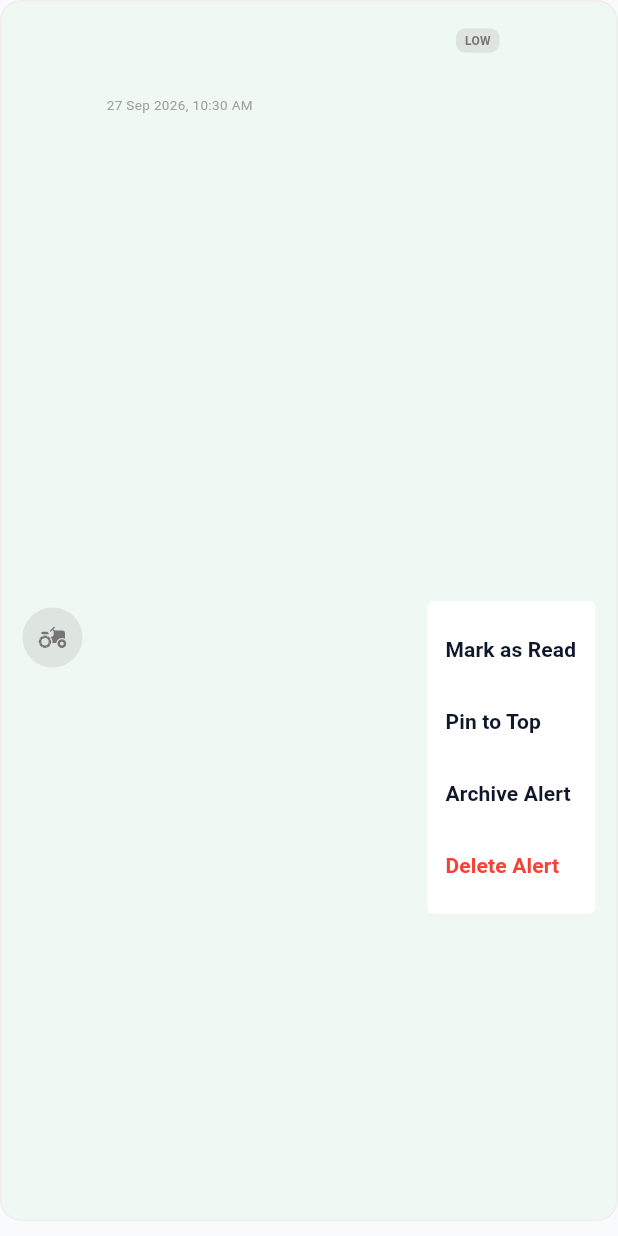
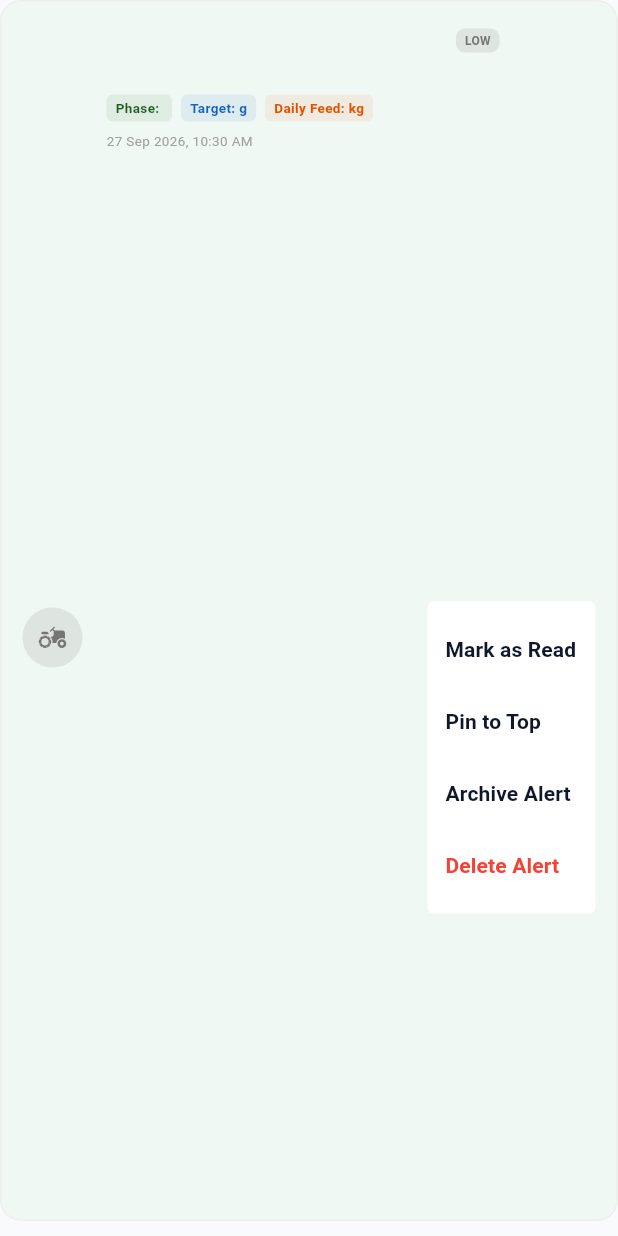
Before and after one commit to Muthudeenathayalan/FlockSense, a Flutter app: the NotificationCard widget shown alone on an empty page, opened directly with empty values, after a tap on the "more vert" icon, on a phone screen of 412 x 824 dp. Run offline on Flutter 3.47's test engine with Material 3 defaults, Android fonts, the phone set to English and light mode, and no system bars; our stand-ins replace cloud_firestore, cloud_functions, file_picker, firebase_auth, firebase_core, firebase_messaging and 15 more; missing offline and left inert: excel; accounts and stored records are empty.

Commit message:
feat(notifications): add collapsible recommendation details and data entry action buttons

```diff
--- a/repo/FlockSense/lib/features/notifications/presentation/widgets/notification_card.dart
+++ b/repo/FlockSense/lib/features/notifications/presentation/widgets/notification_card.dart
@@ -53,12 +53,42 @@ class NotificationCard extends StatelessWidget {
     }
   }
 
+  Widget _buildBadge(String text, Color color) {
+    return Container(
+      padding: const EdgeInsets.symmetric(horizontal: 6, vertical: 2),
+      decoration: BoxDecoration(
+        color: color.withAlpha(20),
+        borderRadius: BorderRadius.circular(4),
+      ),
+      child: Text(
+        text,
+        style: TextStyle(
+          fontSize: 9,
+          fontWeight: FontWeight.bold,
+          color: color,
+        ),
+      ),
+    );
+  }
+
   @override
   Widget build(BuildContext context) {
     final priorityColor = _getPriorityColor(notification.priority);
     final icon = _getTypeIcon(notification.type);
     final isUnread = notification.status == NotificationStatus.unread;
     final isPinned = notification.status == NotificationStatus.pinned;
+
+    final metadata = notification.metadata ?? {};
+    final rawRecs = metadata['recommendations'];
+    final recommendations = rawRecs is List
+        ? rawRecs.map((e) => e.toString()).toList()
+        : <String>[];
+    final hasRecommendations = recommendations.isNotEmpty;
+    final phase = metadata['phase']?.toString();
+    final targetWeight = metadata['targetWeightGrams'];
+    final feedTarget = metadata['totalEstimatedFeedKg'];
+    final isDailyRecordPrompt = notification.id.startsWith('daily_record_pending') ||
+        notification.actionUrl == '/daily-record';
 
     return Container(
       margin: const EdgeInsets.only(bottom: 10),
@@ -81,8 +111,7 @@ class NotificationCard extends StatelessWidget {
           if (isUnread) {
             await NotificationFirestoreService.markAsRead(notification.id);
           }
-          if (notification.id.startsWith('daily_record_pending') ||
-              notification.actionUrl == '/daily-record') {
+          if (isDailyRecordPrompt) {
             Navigator.of(context).push(
               MaterialPageRoute(
                 builder: (_) => const DailyRecordsDashboardScreen(),
@@ -138,10 +167,118 @@ class NotificationCard extends StatelessWidget {
             const SizedBox(height: 4),
             Text(
               notification.body,
-              maxLines: 2,
+              maxLines: isDailyRecordPrompt ? 4 : 2,
               overflow: TextOverflow.ellipsis,
               style: const TextStyle(fontSize: 11, color: Colors.black87),
             ),
+            if (phase != null || targetWeight != null || feedTarget != null) ...[
+              const SizedBox(height: 6),
+              Wrap(
+                spacing: 6,
+                runSpacing: 4,
+                children: [
+                  if (phase != null)
+                    _buildBadge('Phase: $phase', const Color(0xFF1B5E20)),
+                  if (targetWeight != null)
+                    _buildBadge('Target: ${targetWeight}g', Colors.blue.shade800),
+                  if (feedTarget != null)
+                    _buildBadge('Daily Feed: ${feedTarget}kg', Colors.orange.shade900),
+                ],
+              ),
+            ],
+            if (hasRecommendations) ...[
+              const SizedBox(height: 8),
+              Container(
+                width: double.infinity,
+                padding: const EdgeInsets.all(8),
+                decoration: BoxDecoration(
+                  color: const Color(0xFF1B5E20).withAlpha(15),
+                  borderRadius: BorderRadius.circular(8),
+                  border: Border.all(
+                    color: const Color(0xFF1B5E20).withAlpha(40),
+                  ),
+                ),
+                child: Column(
+                  crossAxisAlignment: CrossAxisAlignment.start,
+                  children: [
+                    const Row(
+                      children: [
+                        Icon(
+                          Icons.lightbulb_outline,
+                          size: 14,
+                          color: Color(0xFF1B5E20),
+                        ),
+                        SizedBox(width: 4),
+                        Text(
+                          "Today's Recommendations",
+                          style: TextStyle(
+                            fontSize: 11,
+                            fontWeight: FontWeight.bold,
+                            color: Color(0xFF1B5E20),
+                          ),
+                        ),
+                      ],
+                    ),
+                    const SizedBox(height: 4),
+                    ...recommendations.take(3).map(
+                          (rec) => Padding(
+                            padding: const EdgeInsets.only(top: 2),
+                            child: Row(
+                              crossAxisAlignment: CrossAxisAlignment.start,
+                              children: [
+                                const Text(
+                                  "• ",
+                                  style: TextStyle(
+                                    fontSize: 11,
+                                    fontWeight: FontWeight.bold,
+                                    color: Color(0xFF1B5E20),
+                                  ),
+                                ),
+                                Expanded(
+                                  child: Text(
+                                    rec,
+                                    style: const TextStyle(
+                                      fontSize: 10,
+                                      color: Colors.black87,
+                                    ),
+                                  ),
+                                ),
+                              ],
+                            ),
+                          ),
+                        ),
+                  ],
+                ),
+              ),
+            ],
+            if (isDailyRecordPrompt) ...[
+              const SizedBox(height: 8),
+              SizedBox(
+                height: 28,
+                child: ElevatedButton.icon(
+                  style: ElevatedButton.styleFrom(
+                    backgroundColor: const Color(0xFF1B5E20),
+                    foregroundColor: Colors.white,
+                    padding: const EdgeInsets.symmetric(horizontal: 10),
+                    shape: RoundedRectangleBorder(
+                      borderRadius: BorderRadius.circular(6),
+                    ),
+                  ),
+                  icon: const Icon(Icons.edit_calendar, size: 14),
+                  label: const Text(
+                    'Enter Daily Data',
+                    style: TextStyle(fontSize: 11, fontWeight: FontWeight.bold),
+                  ),
+                  onPressed: () {
+                    Navigator.of(context).push(
+                      MaterialPageRoute(
+                        builder: (_) => const DailyRecordsDashboardScreen(),
+                      ),
+                    );
+                  },
+                ),
+              ),
+            ],
             const SizedBox(height: 6),
             Text(
               DateFormat('dd MMM yyyy, hh:mm a').format(notification.createdAt),
```
